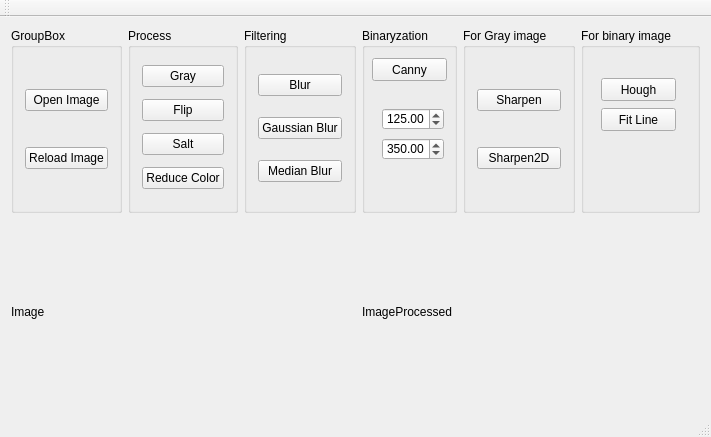
This is OpenCarVision/mainwindow.ui in baidut/ITS as Qt 5 draws it before an edit. The edited form follows.
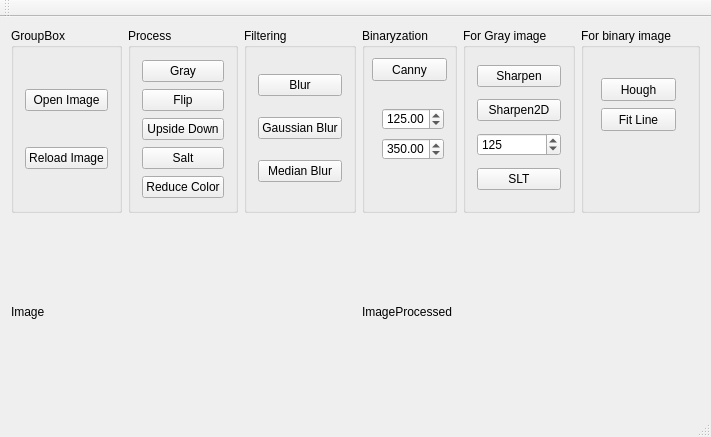
This is the edited form.

Commit message:
+上下翻转、论文中基于DLD特性的SLT算法的实现
特征图中白色为提取出的左侧车道线，灰色为提取出的右侧车道线，效果良好

```diff
--- a/OpenCarVision/mainwindow.ui
+++ b/OpenCarVision/mainwindow.ui
@@ -84,20 +84,13 @@
        <string>Process</string>
       </property>
       <layout class="QGridLayout" name="gridLayout_2">
-       <item row="3" column="0">
+       <item row="4" column="0">
         <widget class="QPushButton" name="pushButton_reduceColor">
          <property name="text">
           <string>Reduce Color</string>
          </property>
         </widget>
        </item>
-       <item row="2" column="0">
-        <widget class="QPushButton" name="pushButton_salt">
-         <property name="text">
-          <string>Salt</string>
-         </property>
-        </widget>
-       </item>
        <item row="1" column="0">
         <widget class="QPushButton" name="pushButton_flip">
          <property name="text">
@@ -105,6 +98,13 @@
          </property>
         </widget>
        </item>
+       <item row="3" column="0">
+        <widget class="QPushButton" name="pushButton_salt">
+         <property name="text">
+          <string>Salt</string>
+         </property>
+        </widget>
+       </item>
        <item row="0" column="0">
         <widget class="QPushButton" name="pushButton_gray">
          <property name="text">
@@ -112,6 +112,13 @@
          </property>
         </widget>
        </item>
+       <item row="2" column="0">
+        <widget class="QPushButton" name="pushButton_upsideDown">
+         <property name="text">
+          <string>Upside Down</string>
+         </property>
+        </widget>
+       </item>
       </layout>
      </widget>
     </item>
@@ -121,6 +128,13 @@
        <string>For Gray image</string>
       </property>
       <layout class="QGridLayout" name="gridLayout_3">
+       <item row="4" column="0">
+        <widget class="QPushButton" name="pushButton_slt">
+         <property name="text">
+          <string>SLT</string>
+         </property>
+        </widget>
+       </item>
        <item row="0" column="0">
         <widget class="QPushButton" name="pushButton_sharpen">
          <property name="text">
@@ -128,13 +142,23 @@
          </property>
         </widget>
        </item>
-       <item row="1" column="0">
+       <item row="2" column="0">
         <widget class="QPushButton" name="pushButton_sharpen2D">
          <property name="text">
           <string>Sharpen2D</string>
          </property>
         </widget>
        </item>
+       <item row="3" column="0">
+        <widget class="QSpinBox" name="spinBox_sltTh">
+         <property name="maximum">
+          <number>255</number>
+         </property>
+         <property name="value">
+          <number>125</number>
+         </property>
+        </widget>
+       </item>
       </layout>
      </widget>
     </item>
```
Left out of the diff: 16 changed lines with no effect on the pictures. The commit also changes 2 other files.
